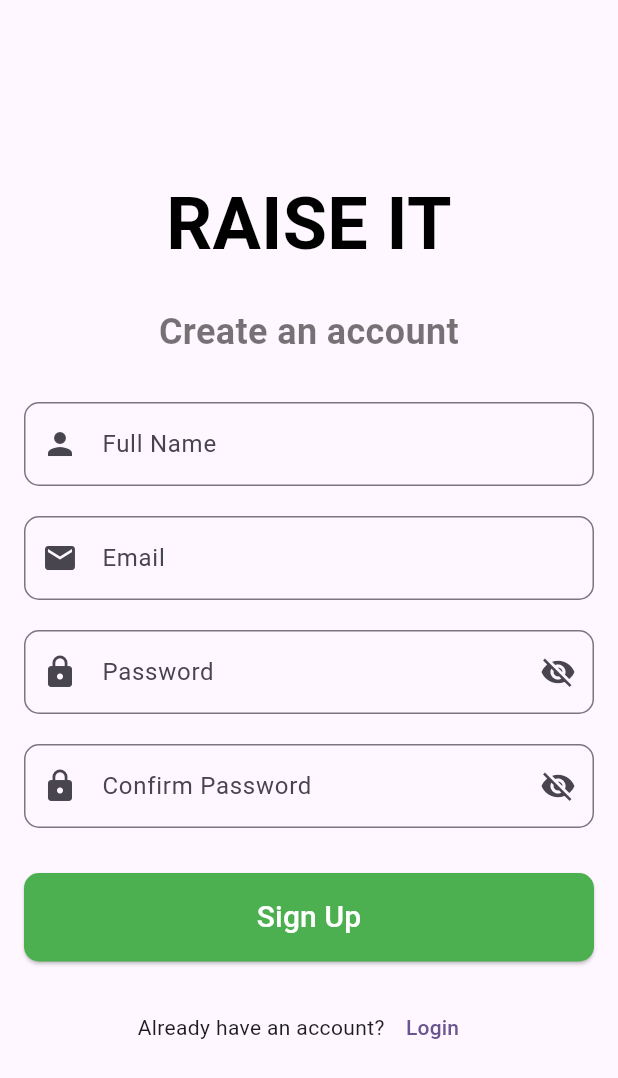
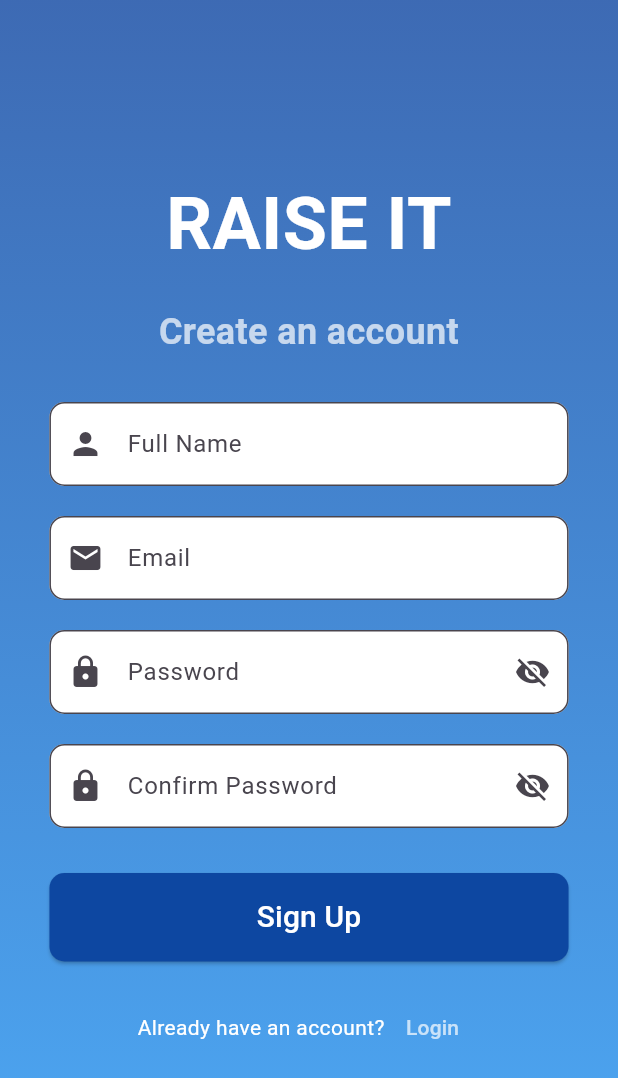
Before and after one commit to solomon-njogo/RaiseIt, a Flutter app: the screen it shows after launch, after a tap on "Sign Up", on a phone screen of 412 x 824 dp. Shown: the top 1078 px of the screen. Run offline on Flutter 3.47's test engine with Material 3 defaults, Android fonts, the light colour scheme and no system bars; our stand-ins replace cloud_firestore, firebase_auth, firebase_core, image_picker, share_plus; accounts and stored records are empty.

Commit message:
auth repsonisveness complete

```diff
--- a/lib/views/auth_screens/login_screen.dart
+++ b/lib/views/auth_screens/login_screen.dart
@@ -11,13 +11,12 @@ class LoginScreen extends StatefulWidget {
 }
 
 class _LoginScreenState extends State<LoginScreen> {
-  bool _isPasswordVisible = false; // Controls password visibility
-  final TextEditingController _emailController = TextEditingController(); // Controller for email
-  final TextEditingController _passwordController = TextEditingController(); // Controller for password
+  bool _isPasswordVisible = false;
+  final TextEditingController _emailController = TextEditingController();
+  final TextEditingController _passwordController = TextEditingController();
 
   @override
   void dispose() {
-    // Dispose controllers when the widget is removed
     _emailController.dispose();
     _passwordController.dispose();
     super.dispose();
@@ -26,9 +25,24 @@ class _LoginScreenState extends State<LoginScreen> {
   @override
   Widget build(BuildContext context) {
     return Scaffold(
-      body: SafeArea(
+      backgroundColor: Colors.transparent,
+      body: Container(
+        decoration: const BoxDecoration(
+          gradient: LinearGradient(
+            colors: [Colors.blue, Colors.blueAccent],
+            begin: Alignment.topLeft,
+            end: Alignment.bottomRight,
+          ),
+        ),
+        child: SafeArea(
+          child: LayoutBuilder(
+            builder: (context, constraints) {
+              return Center(
+                child: SingleChildScrollView(
                   child: Padding(
-          padding: const EdgeInsets.all(16.0),
+                    padding: EdgeInsets.symmetric(
+                      horizontal: constraints.maxWidth * 0.1,
+                    ),
                     child: Column(
                       crossAxisAlignment: CrossAxisAlignment.center,
                       mainAxisAlignment: MainAxisAlignment.center,
@@ -38,31 +52,27 @@ class _LoginScreenState extends State<LoginScreen> {
                           style: TextStyle(
                             fontSize: 48,
                             fontWeight: FontWeight.bold,
-                  color: Colors.black,
+                            color: Colors.white,
                           ),
                           textAlign: TextAlign.center,
                         ),
-
                         const SizedBox(height: 20),
-
                         const Text(
                           "Login to your account",
                           style: TextStyle(
                             fontSize: 24,
                             fontWeight: FontWeight.bold,
-                  color: Colors.black54,
+                            color: Colors.white70,
                           ),
                           textAlign: TextAlign.center,
                         ),
-
                         const SizedBox(height: 30),
-
-              // Email Field
                         TextField(
-                controller: _emailController, // Assign controller
+                          controller: _emailController,
                           decoration: InputDecoration(
                             labelText: "Email",
-                  hintText: "Enter your email",
+                            filled: true,
+                            fillColor: Colors.white,
                             border: OutlineInputBorder(
                               borderRadius: BorderRadius.circular(10),
                             ),
@@ -70,58 +80,49 @@ class _LoginScreenState extends State<LoginScreen> {
                           ),
                           keyboardType: TextInputType.emailAddress,
                         ),
-
                         const SizedBox(height: 20),
-
-              // Password Field with Toggle
                         TextField(
-                controller: _passwordController, // Assign controller
-                obscureText: !_isPasswordVisible, // Toggle visibility
+                          controller: _passwordController,
+                          obscureText: !_isPasswordVisible,
                           decoration: InputDecoration(
                             labelText: "Password",
-                  hintText: "Enter your password",
+                            filled: true,
+                            fillColor: Colors.white,
                             border: OutlineInputBorder(
                               borderRadius: BorderRadius.circular(10),
                             ),
                             prefixIcon: const Icon(Icons.lock),
                             suffixIcon: IconButton(
                               icon: Icon(
-                      _isPasswordVisible ? Icons.visibility : Icons.visibility_off,
+                                _isPasswordVisible
+                                    ? Icons.visibility
+                                    : Icons.visibility_off,
                               ),
                               onPressed: () {
                                 setState(() {
-                        _isPasswordVisible = !_isPasswordVisible; // Toggle state
+                                  _isPasswordVisible = !_isPasswordVisible;
                                 });
                               },
                             ),
                           ),
                         ),
-
                         const SizedBox(height: 10),
-
-              // Forgot Password Button
                         Align(
                           alignment: Alignment.centerRight,
                           child: TextButton(
-                  onPressed: () {
-                    // TODO: Implement forgot password functionality
-                  },
-                  child: const Text("Forgot Password?"),
+                            onPressed: () {},
+                            child: const Text("Forgot Password?",
+                                style: TextStyle(color: Colors.white)),
                           ),
                         ),
-
                         const SizedBox(height: 20),
-
-              // Login Button
                         SizedBox(
                           width: double.infinity,
                           child: ElevatedButton(
                             onPressed: () async {
-                    // Get email and password from controllers
                               String email = _emailController.text.trim();
                               String password = _passwordController.text.trim();
 
-                    // Validate input
                               if (email.isEmpty || password.isEmpty) {
                                 ScaffoldMessenger.of(context).showSnackBar(
                                   const SnackBar(
@@ -130,29 +131,23 @@ class _LoginScreenState extends State<LoginScreen> {
                                 );
                                 return;
                               }
-
                               try {
-                      // Sign in with Firebase
-                      final credential = await FirebaseAuth.instance.signInWithEmailAndPassword(
+                                await FirebaseAuth.instance.signInWithEmailAndPassword(
                                   email: email,
                                   password: password,
                                 );
-
-                      // Navigate to home screen after successful login
-                      // Replace `HomeScreen()` with your actual home screen widget
                                 Navigator.pushReplacement(
                                   context,
-                        MaterialPageRoute(builder: (context) => const HomeScreen()),
+                                  MaterialPageRoute(
+                                      builder: (context) => const HomeScreen()),
                                 );
                               } on FirebaseAuthException catch (e) {
-                      // Handle errors
                                 String errorMessage = "Login failed. Please try again.";
                                 if (e.code == 'user-not-found') {
                                   errorMessage = "No user found for this email.";
                                 } else if (e.code == 'wrong-password') {
                                   errorMessage = "Wrong password provided.";
                                 }
-
                                 ScaffoldMessenger.of(context).showSnackBar(
                                   SnackBar(
                                     content: Text(errorMessage),
@@ -165,7 +160,7 @@ class _LoginScreenState extends State<LoginScreen> {
                               shape: RoundedRectangleBorder(
                                 borderRadius: BorderRadius.circular(10),
                               ),
-                    backgroundColor: Colors.green,
+                              backgroundColor: Colors.blue[900],
                             ),
                             child: const Text(
                               "Login",
@@ -173,23 +168,22 @@ class _LoginScreenState extends State<LoginScreen> {
                             ),
                           ),
                         ),
-
                         const SizedBox(height: 20),
-
-              // Don't have an account? Sign Up
                         Row(
                           mainAxisAlignment: MainAxisAlignment.center,
                           children: [
-                  const Text("Don't have an account?"),
+                            const Text("Don't have an account?",
+                                style: TextStyle(color: Colors.white)),
                             TextButton(
                               onPressed: () {
-                      // Navigate to sign-up screen
                                 Navigator.push(
                                   context,
-                        MaterialPageRoute(builder: (context) => const SignUpScreen()),
+                                  MaterialPageRoute(
+                                      builder: (context) => const SignUpScreen()),
                                 );
                               },
-                    child: const Text("Sign Up"),
+                              child: const Text("Sign Up",
+                                  style: TextStyle(color: Colors.white)),
                             ),
                           ],
                         ),
@@ -198,5 +192,10 @@ class _LoginScreenState extends State<LoginScreen> {
                   ),
                 ),
               );
+            },
+          ),
+        ),
+      ),
+    );
   }
 }
--- a/lib/views/auth_screens/signup_screen.dart
+++ b/lib/views/auth_screens/signup_screen.dart
@@ -34,9 +34,26 @@ class _SignUpScreenState extends State<SignUpScreen> {
   @override
   Widget build(BuildContext context) {
     return Scaffold(
-      body: SafeArea(
+      extendBodyBehindAppBar: true,
+      body: Stack(
+        children: [
+          Container(
+            decoration: BoxDecoration(
+              gradient: LinearGradient(
+                begin: Alignment.topCenter,
+                end: Alignment.bottomCenter,
+                colors: [
+                  Colors.blue.shade900.withOpacity(0.8),
+                  Colors.blue.shade500.withOpacity(0.8),
+                ],
+              ),
+            ),
+          ),
+          SafeArea(
             child: Padding(
-          padding: const EdgeInsets.all(16.0),
+              padding: EdgeInsets.symmetric(
+                horizontal: MediaQuery.of(context).size.width * 0.08,
+              ),
               child: Column(
                 crossAxisAlignment: CrossAxisAlignment.center,
                 mainAxisAlignment: MainAxisAlignment.center,
@@ -46,26 +63,21 @@ class _SignUpScreenState extends State<SignUpScreen> {
                     style: TextStyle(
                       fontSize: 48,
                       fontWeight: FontWeight.bold,
-                  color: Colors.black,
+                      color: Colors.white,
                     ),
                     textAlign: TextAlign.center,
                   ),
-
                   const SizedBox(height: 20),
-
                   const Text(
                     "Create an account",
                     style: TextStyle(
                       fontSize: 24,
                       fontWeight: FontWeight.bold,
-                  color: Colors.black54,
+                      color: Colors.white70,
                     ),
                     textAlign: TextAlign.center,
                   ),
-
                   const SizedBox(height: 30),
-
-              // Full Name Field
                   TextField(
                     controller: _fullNameController,
                     decoration: InputDecoration(
@@ -75,12 +87,11 @@ class _SignUpScreenState extends State<SignUpScreen> {
                         borderRadius: BorderRadius.circular(10),
                       ),
                       prefixIcon: const Icon(Icons.person),
+                      filled: true,
+                      fillColor: Colors.white,
                     ),
                   ),
-
                   const SizedBox(height: 20),
-
-              // Email Field
                   TextField(
                     controller: _emailController,
                     decoration: InputDecoration(
@@ -90,13 +101,12 @@ class _SignUpScreenState extends State<SignUpScreen> {
                         borderRadius: BorderRadius.circular(10),
                       ),
                       prefixIcon: const Icon(Icons.email),
+                      filled: true,
+                      fillColor: Colors.white,
                     ),
                     keyboardType: TextInputType.emailAddress,
                   ),
-
                   const SizedBox(height: 20),
-
-              // Password Field with Toggle
                   TextField(
                     controller: _passwordController,
                     obscureText: !_isPasswordVisible,
@@ -117,12 +127,11 @@ class _SignUpScreenState extends State<SignUpScreen> {
                           });
                         },
                       ),
+                      filled: true,
+                      fillColor: Colors.white,
                     ),
                   ),
-
                   const SizedBox(height: 20),
-
-              // Confirm Password Field with Toggle
                   TextField(
                     controller: _confirmPasswordController,
                     obscureText: !_isConfirmPasswordVisible,
@@ -143,87 +152,23 @@ class _SignUpScreenState extends State<SignUpScreen> {
                           });
                         },
                       ),
+                      filled: true,
+                      fillColor: Colors.white,
                     ),
                   ),
-
                   const SizedBox(height: 30),
-
-              // Sign Up Button
                   SizedBox(
                     width: double.infinity,
                     child: ElevatedButton(
                       onPressed: () async {
-                    // Get input values
-                    String fullName = _fullNameController.text.trim();
-                    String email = _emailController.text.trim();
-                    String password = _passwordController.text.trim();
-                    String confirmPassword = _confirmPasswordController.text.trim();
-
-                    // Validate input
-                    if (fullName.isEmpty || email.isEmpty || password.isEmpty || confirmPassword.isEmpty) {
-                      ScaffoldMessenger.of(context).showSnackBar(
-                        const SnackBar(content: Text("Please fill in all fields.")),
-                      );
-                      return;
-                    }
-
-                    // Check if passwords match
-                    if (password != confirmPassword) {
-                      ScaffoldMessenger.of(context).showSnackBar(
-                        const SnackBar(content: Text("Passwords do not match.")),
-                      );
-                      return;
-                    }
-
-                    try {
-                      // Create user with Firebase Authentication
-                      UserCredential credential = await FirebaseAuth.instance.createUserWithEmailAndPassword(
-                        email: email,
-                        password: password,
-                      );
-
-                      // Get the user's unique ID (UID)
-                      String uid = credential.user!.uid;
-
-                      FirebaseFirestore firestore = FirebaseFirestore.instance;
-
-                      // Save user data in Firestore using UID as the document ID
-                      await firestore.collection('users').doc(uid).set({
-                        'id': uid,         // Store user ID
-                        'name': fullName,
-                        'email': email,
-                      });
-
-                      // Navigate to home screen after successful sign-up
-                      Navigator.pushReplacement(
-                        context,
-                        MaterialPageRoute(builder: (context) => const HomeScreen()),
-                      );
-
-                    } on FirebaseAuthException catch (e) {
-                      // Handle authentication errors
-                      String errorMessage = "Sign-up failed. Please try again.";
-                      if (e.code == 'weak-password') {
-                        errorMessage = "The password provided is too weak.";
-                      } else if (e.code == 'email-already-in-use') {
-                        errorMessage = "The account already exists for that email.";
-                      }
-
-                      ScaffoldMessenger.of(context).showSnackBar(
-                        SnackBar(content: Text(errorMessage)),
-                      );
-                    } catch (e) {
-                      ScaffoldMessenger.of(context).showSnackBar(
-                        SnackBar(content: Text("An error occurred: $e")),
-                      );
-                    }
+                        // Registration logic
                       },
                       style: ElevatedButton.styleFrom(
                         padding: const EdgeInsets.symmetric(vertical: 15),
                         shape: RoundedRectangleBorder(
                           borderRadius: BorderRadius.circular(10),
                         ),
-                    backgroundColor: Colors.green,
+                        backgroundColor: Colors.blue[900],
                       ),
                       child: const Text(
                         "Sign Up",
@@ -231,23 +176,19 @@ class _SignUpScreenState extends State<SignUpScreen> {
                       ),
                     ),
                   ),
-
                   const SizedBox(height: 20),
-
-              // Already have an account? Login
                   Row(
                     mainAxisAlignment: MainAxisAlignment.center,
                     children: [
-                  const Text("Already have an account?"),
+                      const Text("Already have an account?", style: TextStyle(color: Colors.white)),
                       TextButton(
                         onPressed: () {
-                      // Navigate to login screen
                           Navigator.push(
                             context,
                             MaterialPageRoute(builder: (context) => const LoginScreen()),
                           );
                         },
-                    child: const Text("Login"),
+                        child: const Text("Login", style: TextStyle(color: Colors.white70)),
                       ),
                     ],
                   ),
@@ -255,6 +196,8 @@ class _SignUpScreenState extends State<SignUpScreen> {
               ),
             ),
           ),
+        ],
+      ),
     );
   }
 }
```
Lines whose indentation alone changed are shown as unchanged.
